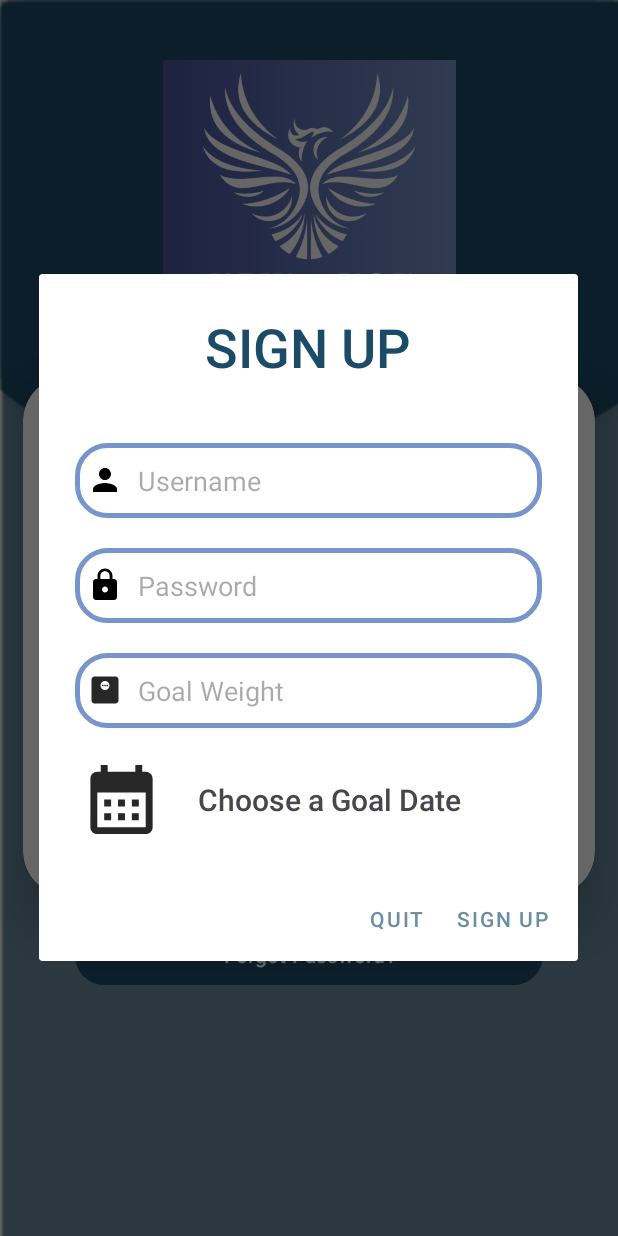
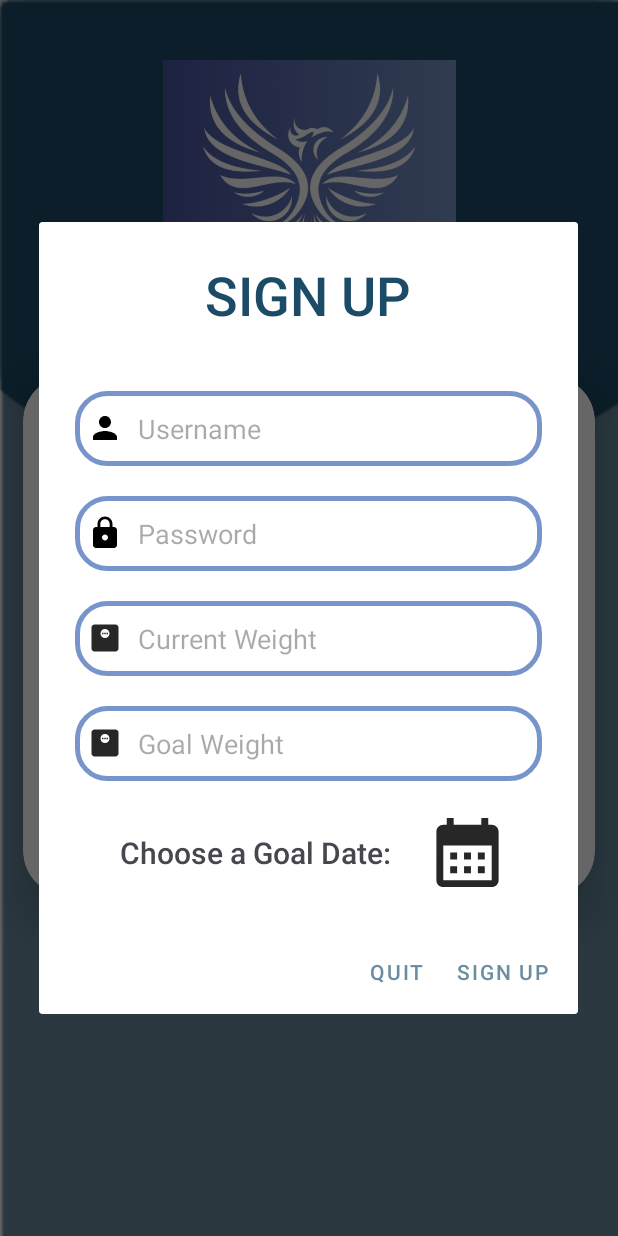
Before and after one commit to SeanMichael87/WeightTrackingApp, an Android app: the screen it shows after launch (LoginActivity), after a tap on "Sign Up", on a phone screen of 412 x 824 dp. Run offline under Robolectric (Android 15) with nearby library versions, the phone set to English and light mode, and no system bars.

Commit message:
Added comments to history layout and theme xml, adjusted MainActivity to display permission dialog on start, added text box to signup layout for entering current weight and cleaned up excess code in LoginActivity.

```diff
--- a/app/src/main/java/com/SeanBCS360/WeightTrackerApp/LoginActivity.java
+++ b/app/src/main/java/com/SeanBCS360/WeightTrackerApp/LoginActivity.java
@@ -30,11 +30,6 @@ public class LoginActivity extends AppCompatActivity {
         signUp.setOnClickListener(view -> showSignUpDialog());
     }
 
-    void showCustomDialog() {
-        FragmentManager manager = getSupportFragmentManager();
-        PermissionsDialog dialog = new PermissionsDialog();
-        dialog.show(manager, "sms permission");
-    }
     void showSignUpDialog() {
         FragmentManager manager = getSupportFragmentManager();
         SignUpDialog dialog = new SignUpDialog();
--- a/app/src/main/res/layout/dialog_signup.xml
+++ b/app/src/main/res/layout/dialog_signup.xml
@@ -54,6 +54,21 @@
             android:textColorHighlight="@color/cardview_dark_background" />
 
         <EditText
+            android:id="@+id/curr_weight"
+            android:layout_width="fill_parent"
+            android:layout_height="50sp"
+            android:layout_marginTop="20dp"
+            android:autofillHints="Current Weight"
+            android:background="@drawable/custom_input_box"
+            android:drawableStart="@drawable/baseline_monitor_weight_24"
+            android:drawablePadding="10dp"
+            android:hint="@string/current_weight"
+            android:inputType="number"
+            android:padding="8dp"
+            android:textColor="@color/black"
+            android:textColorHighlight="@color/cardview_dark_background" />
+
+        <EditText
             android:id="@+id/goal_weight"
             android:layout_width="fill_parent"
             android:layout_height="50sp"
@@ -72,24 +87,27 @@
             android:layout_height="wrap_content"
             android:orientation="horizontal">
 
+            <TextView
+                android:layout_width="wrap_content"
+                android:layout_height="wrap_content"
+                android:layout_gravity="center"
+                android:layout_marginTop="10dp"
+                android:layout_marginStart="30dp"
+                android:text="@string/choose_a_goal_date"
+                android:textSize="20sp"
+                />
+
             <ImageView
                 android:id="@+id/calendar"
                 android:layout_width="62dp"
                 android:layout_height="55dp"
                 android:layout_marginTop="20dp"
+                android:layout_marginStart="20dp"
                 android:src="@drawable/baseline_calendar_month_24"
                 android:contentDescription="@string/calendar"
                 android:clickable="true" />
 
-            <TextView
-                android:layout_width="wrap_content"
-                android:layout_height="wrap_content"
-                android:layout_gravity="center"
-                android:layout_marginTop="10dp"
-                android:layout_marginStart="20dp"
-                android:text="@string/choose_a_goal_date"
-                android:textSize="20sp"
-                />
+
 
         </LinearLayout>
 
--- a/app/src/main/res/values/strings.xml
+++ b/app/src/main/res/values/strings.xml
@@ -12,7 +12,7 @@
     <string name="password">Password</string>
     <string name="username">Username</string>
     <string name="forgot_password">Forgot Password?</string>
-    <string name="permissions">We may request SMS permissions to verify your phone number, send weight tracking reminders, and provide personalized support. Rest assured, we prioritize your privacy and only use this data for essential app functions, we never share with third parties</string>
+    <string name="permissions">We are requesting SMS permissions to send weight tracking reminders and notifications for when your goal is reached. Rest assured, we prioritize your privacy and only use this data for essential app functions, we never share with third parties</string>
     <string name="accept">Accept</string>
     <string name="deny">Deny</string>
     <string name="sms_permission">SMS Notifications</string>
@@ -28,6 +28,7 @@
     <string name="weight">Weight</string>
     <string name="lbs">lbs</string>
     <string name="weight_history">Weight History</string>
-    <string name="choose_a_goal_date">Choose a Goal Date</string>
+    <string name="choose_a_goal_date">Choose a Goal Date:</string>
     <string name="calendar">Calendar</string>
+    <string name="delete">Delete</string>
 </resources>
--- a/app/src/main/res/values/themes.xml
+++ b/app/src/main/res/values/themes.xml
@@ -17,36 +17,20 @@
         <item name="android:fontFamily">sans-serif-medium</item>
     </style>
 
+    <!--Resource for Theming FAB:
+    https://www.geeksforgeeks.org/theming-floating-action-buttons-in-android-with-example/ -->
     <style name="Widget.App.FloatingActionButton" parent="Widget.MaterialComponents.FloatingActionButton">
-
-        <!--the following attribute will changes in the appearance of
-            the normal FAB in terms of colors-->
         <item name="materialThemeOverlay">@style/myCustomThemeForNormalFab</item>
-
-        <!--the following attribute will change in the shape appearance of the normal FAB-->
         <item name="shapeAppearanceOverlay">@style/customNormalFAB</item>
     </style>
 
     <style name="customNormalFAB">
-
-        <!--for the normal FAB the cornerFamily is given the value as the rounded-->
-        <!--in this case it has been done to differentiate the
-            themes of the normal FAB and extended FAB-->
         <item name="cornerFamily">rounded</item>
-
-        <!--and the cornerSize makes rounded corner for all
-            4 corners of the FAB as 20dp radius-->
         <item name="cornerSize">20dp</item>
-
     </style>
 
     <style name="myCustomThemeForNormalFab" parent="">
-
-        <!--for the extended FAB the cornerFamily is given the value as the cut-->
         <item name="colorSecondary">@color/drk_blue</item>
-
-        <!--this attribute gives makes the change in the text and icon color of the FAB-->
         <item name="colorOnSecondary">@android:color/white</item>
-
     </style>
 </resources>
```
Also changed, not shown: app/src/main/java/com/SeanBCS360/WeightTrackerApp/MainActivity.java (+7 -5 lines), app/src/main/res/layout/fragment_history.xml (+10 -4 lines).
